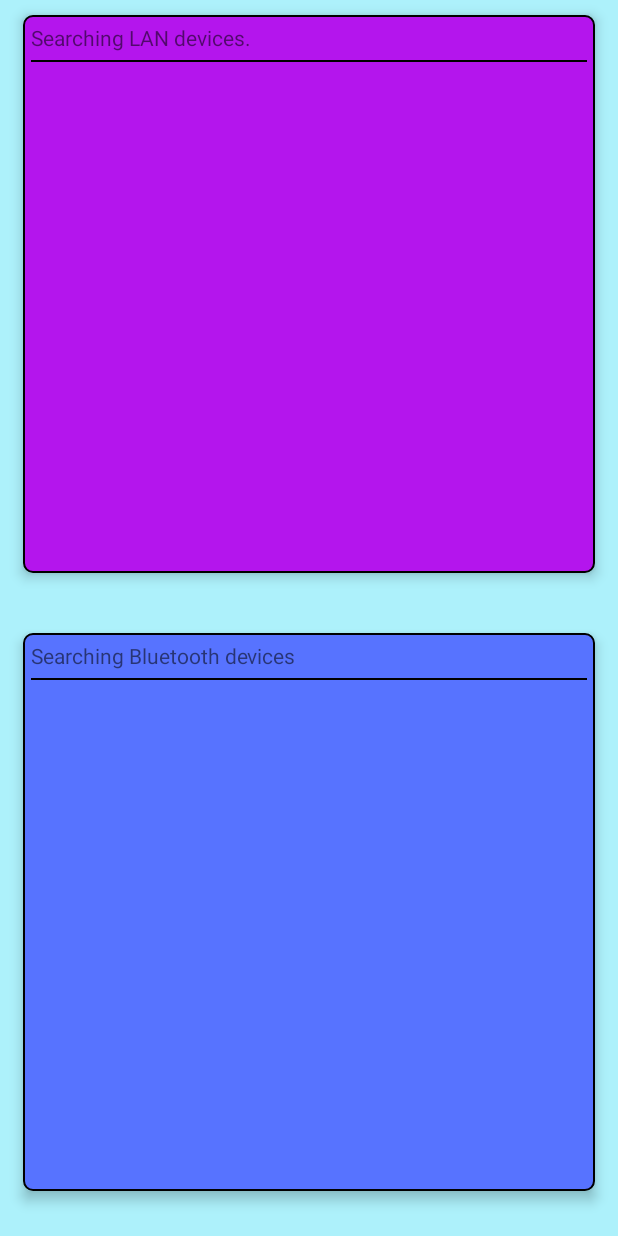
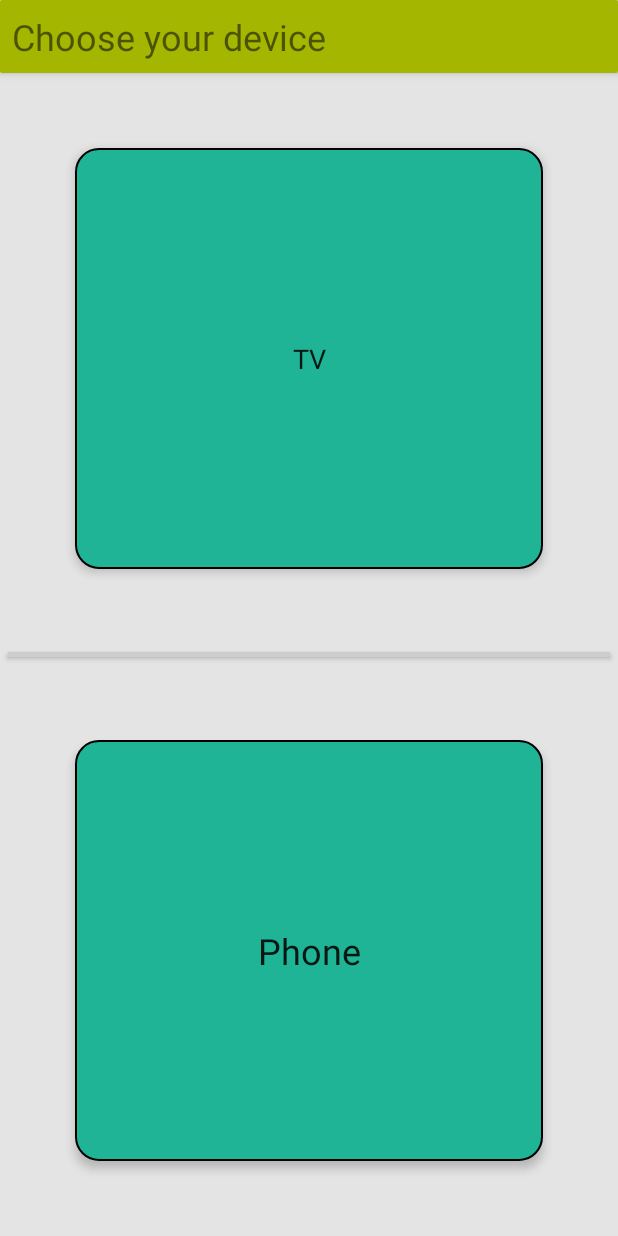
Before and after one commit to mihawk94/GIST_TeleControl, an Android app: the screen it shows after launch (MainActivity), on a phone screen of 412 x 824 dp. Run offline under Robolectric (Android 15) with nearby library versions, the phone set to English and light mode, and no system bars; Roboto replaces fonts that are not available here; 1 statement that could not run was skipped.

Commit message:
Starting with activities

```diff
--- a/app/src/main/AndroidManifest.xml
+++ b/app/src/main/AndroidManifest.xml
@@ -13,9 +13,10 @@
         <activity android:name=".MainActivity">
             <intent-filter>
                 <action android:name="android.intent.action.MAIN"/>
-
                 <category android:name="android.intent.category.LAUNCHER"/>
             </intent-filter>
+        </activity>
+        <activity android:name=".SearchActivity">
         </activity>
     </application>
 
--- /dev/null
+++ b/app/src/main/java/gist/telecontrol/ButtonListener.java
@@ -0,0 +1,28 @@
+package gist.telecontrol;
+
+import android.app.Activity;
+import android.content.Intent;
+import android.view.View;
+
+public class ButtonListener implements View.OnClickListener{
+
+    Activity mActivity;
+
+    public ButtonListener(Activity activity){
+        mActivity = activity;
+    }
+
+    public void onClick(View v) {
+        switch(v.getId()){
+            case R.id.tv_btn:
+                //ServerActivity
+                break;
+            case R.id.phone_btn:
+                Intent i = new Intent(mActivity, SearchActivity.class);
+                mActivity.startActivityForResult(i, ((MainActivity)mActivity).REQUEST_PHONE);
+                break;
+            default:
+                break;
+        }
+    }
+}
--- a/app/src/main/java/gist/telecontrol/Discovering.java
+++ b/app/src/main/java/gist/telecontrol/Discovering.java
@@ -1,3 +1,4 @@
+/*
 package gist.telecontrol;
 
 //Class for searching bluetooth devices
@@ -10,3 +11,4 @@ public class Discovering implements Runnable{
 
     }
 }
+*/
--- a/app/src/main/java/gist/telecontrol/MainActivity.java
+++ b/app/src/main/java/gist/telecontrol/MainActivity.java
@@ -1,53 +1,46 @@
 package gist.telecontrol;
 
-import android.content.Context;
-import android.hardware.Sensor;
-import android.hardware.SensorEvent;
-import android.hardware.SensorEventListener;
-import android.hardware.SensorManager;
-import android.net.Uri;
-import android.os.AsyncTask;
-import android.os.Handler;
-import android.os.Looper;
+import android.graphics.Typeface;
 import android.support.v7.app.AppCompatActivity;
 import android.os.Bundle;
-import android.view.MotionEvent;
-import android.view.View;
-import android.view.Window;
-import android.view.inputmethod.InputMethodManager;
-import android.widget.EditText;
-import android.widget.LinearLayout;
+import android.widget.Button;
 import android.widget.TextView;
-import android.widget.Toast;
-
-import java.io.IOException;
-import java.net.DatagramPacket;
-import java.net.DatagramSocket;
-import java.net.Inet4Address;
-import java.net.InetAddress;
-import java.net.NetworkInterface;
-import java.net.SocketException;
-import java.net.UnknownHostException;
-import java.util.Collections;
-import java.util.Enumeration;
 
 
 public class MainActivity extends AppCompatActivity{
 
-    private Handler handler = new Handler();
-    int count = 0;
+    private ButtonListener mButtonListener;
+    private Button mTvButton, mPhoneButton;
 
-    private SensorManager mSensorManager;
-    private Sensor mSensor;
+    public static final int REQUEST_PHONE = 0;
+    public static final int REQUEST_TV = 1;
 
 
     protected void onCreate(Bundle savedInstanceState) {
         super.onCreate(savedInstanceState);
         setContentView(R.layout.activity_main);
-        TextView lanDevicesSearch = ((TextView)findViewById(R.id.lan_devices_text));
-        LinearLayout lanDevicesView = ((LinearLayout)findViewById(R.id.lan_devices));
-        Thread lanDevicesThread = new Thread(new Networking(handler, lanDevicesSearch, lanDevicesView));
-        lanDevicesThread.start();
+
+        setFonts();
+
+        setButtons();
+
+    }
+
+    public void setFonts(){
+        TextView tv=(TextView)findViewById(R.id.main_title);
+        Typeface face=Typeface.createFromAsset(getAssets(), "fonts/orange_juice_2.ttf");
+        tv.setTypeface(face);
+    }
+
+    public void setButtons(){
+
+        mButtonListener = new ButtonListener(this);
+
+        mTvButton = (Button)findViewById(R.id.tv_btn);
+        mPhoneButton = (Button)findViewById(R.id.phone_btn);
+
+        mTvButton.setOnClickListener(mButtonListener);
+        mPhoneButton.setOnClickListener(mButtonListener);
     }
 
 
@@ -59,28 +52,4 @@ public class MainActivity extends AppCompatActivity{
         super.onPause();
     }
 
-    /*
-    public void onAccuracyChanged(Sensor sensor, int accuracy){
-
-    }
-
-    public void setupAccelerometer(){
-        mSensorManager = (SensorManager) getSystemService(Context.SENSOR_SERVICE);
-        mSensor = mSensorManager.getDefaultSensor(Sensor.TYPE_LINEAR_ACCELERATION);
-        mSensorManager.registerListener(this, mSensor, SensorManager.SENSOR_DELAY_NORMAL);
-    }
-
-    public void onSensorChanged(SensorEvent sensor){
-    }
-    /*
-    /*
-    private Runnable broadcasting = new Runnable(){
-        @Override
-        public void run() {
-            count++;
-            ((TextView)findViewById(R.id.info)).setText("" + count);
-            handler.postDelayed(broadcasting, 500);
-        }
-    };
-    */
 }
--- a/app/src/main/java/gist/telecontrol/Networking.java
+++ b/app/src/main/java/gist/telecontrol/Networking.java
@@ -1,3 +1,4 @@
+/*
 package gist.telecontrol;
 
 import android.content.Context;
@@ -10,9 +11,10 @@ import android.os.Bundle;
 
 public class Networking implements Runnable{
 
-    Handler handler;
-    TextView textDevices;
-    LinearLayout devices;
+    private Handler handler;
+    private TextView textDevices;
+    private LinearLayout devices;
+
 
     public Networking(Handler handler, TextView textDevices, LinearLayout devices){
         this.handler = handler;
@@ -20,8 +22,9 @@ public class Networking implements Runnable{
         this.devices = devices;
     }
     public void run(){
-        handler.post(new Searching(handler, textDevices, devices));
-        Thread requestDevices = new Thread(new Requesting());
+        Thread requestDevices = new Thread(new Requesting(handler, textDevices, devices));
+        Thread listenDevices = new Thread(new Replying());
         Thread discoverDevices = new Thread(new Discovering());
     }
 }
+*/
--- a/app/src/main/java/gist/telecontrol/Searching.java
+++ b/app/src/main/java/gist/telecontrol/SearchUI.java
@@ -1,19 +1,22 @@
+/*
 package gist.telecontrol;
 
 import android.os.Handler;
 import android.widget.LinearLayout;
 import android.widget.TextView;
 import android.view.View;
+import android.widget.Toast;
 
-public class Searching implements Runnable{
+public class SearchUI implements Runnable{
 
+    private String title;
     private Handler handler;
     private TextView textDevices;
     private LinearLayout devices;
-    private final static String LAN = "Searching LAN devices";
     private int count = 0;
 
-    public Searching(Handler handler, TextView textDevices, LinearLayout devices){
+    public SearchUI(String title, Handler handler, TextView textDevices, LinearLayout devices){
+        this.title = title;
         this.handler = handler;
         this.textDevices = textDevices;
         this.devices = devices;
@@ -21,17 +24,18 @@ public class Searching implements Runnable{
 
     public void run(){
         if(count == 0){
-            textDevices.setText(LAN + ".");
+            textDevices.setText(title + ".");
             count++;
         }
         else if(count == 1){
-            textDevices.setText(LAN + "..");
+            textDevices.setText(title + "..");
             count++;
         }
         else{
-            textDevices.setText(LAN + "...");
+            textDevices.setText(title + "...");
             count = 0;
         }
         handler.postDelayed(this, 500);
     }
 }
+*/
--- a/app/src/main/res/drawable/searcher.xml
+++ b/app/src/main/res/drawable/custom_button.xml
@@ -1,7 +1,7 @@
 <?xml version="1.0" encoding="utf-8"?>
 <shape xmlns:android="http://schemas.android.com/apk/res/android"
        android:shape="rectangle" android:padding="10dp">
-    <solid android:color="#FFFFFF"/>
+    <solid android:color="#20b496"/>
     <stroke android:width="1dp" android:color="#000000" />
     <corners android:radius="15dp"/>
 </shape>
--- a/app/src/main/res/drawable/rectshape.xml
+++ /dev/null
@@ -1,5 +0,0 @@
-<shape xmlns:android="http://schemas.android.com/apk/res/android"
-       android:shape="rectangle">
-    <solid android:color="@color/bg" />
-    <corners android:radius="1dp"/>
-</shape>
--- a/app/src/main/res/drawable/rectshape2.xml
+++ /dev/null
@@ -1,5 +0,0 @@
-<shape xmlns:android="http://schemas.android.com/apk/res/android"
-       android:shape="rectangle">
-    <solid android:color="@color/bg" />
-    <corners android:radius="1dp"/>
-</shape>
--- a/app/src/main/res/drawable/rectshape3.xml
+++ /dev/null
@@ -1,5 +0,0 @@
-<shape xmlns:android="http://schemas.android.com/apk/res/android"
-       android:shape="rectangle">
-    <solid android:color="@color/bg3" />
-    <corners android:radius="1dp"/>
-</shape>
--- /dev/null
+++ b/app/src/main/res/drawable/title_bg.xml
@@ -0,0 +1,6 @@
+<?xml version="1.0" encoding="utf-8"?>
+<shape xmlns:android="http://schemas.android.com/apk/res/android"
+       android:shape="rectangle" android:padding="10dp">
+    <solid android:color="#a4b600"/>
+    <corners android:radius="1dp"/>
+</shape>
--- a/app/src/main/res/layout/activity_main.xml
+++ b/app/src/main/res/layout/activity_main.xml
@@ -3,65 +3,63 @@
               android:layout_width="match_parent"
               android:layout_height="match_parent"
               android:orientation="vertical"
-              android:background="#adf1fb">
+              android:background="#e4e4e4">
+    <LinearLayout
+        android:layout_width="match_parent"
+        android:layout_height="wrap_content"
+        android:gravity="left"
+        android:elevation="4dp"
+        android:padding="8dp"
+        android:background="@drawable/title_bg"
+        android:clipToPadding="false">
+        <TextView
+            android:id="@+id/main_title"
+            android:layout_width="wrap_content"
+            android:layout_height="wrap_content"
+            android:textSize="24sp"
+            android:elevation="2dp"
+            android:text="Choose your device"/>
+    </LinearLayout>
     <LinearLayout
         android:layout_width="match_parent"
         android:layout_height="match_parent"
         android:layout_weight="1"
-        android:paddingTop="10dp"
-        android:paddingBottom="30dp"
-        android:paddingLeft="15dp"
-        android:paddingRight="15dp"
+        android:padding="50dp"
         android:clipToPadding="false">
-        <LinearLayout
-            android:id="@+id/lan_devices"
+        <Button
+            android:id="@+id/tv_btn"
             android:layout_width="match_parent"
             android:layout_height="match_parent"
-            android:background="@drawable/lan_dbox"
-            android:elevation="5dp"
-            android:padding="5dp"
-            android:orientation="vertical">
-            <TextView
-                android:id="@+id/lan_devices_text"
-                android:layout_width="wrap_content"
-                android:layout_height="wrap_content"
-                android:text="Searching LAN devices"/>
-            <View
-                android:background="#000000"
-                android:layout_width="match_parent"
-                android:layout_marginTop="5dp"
-                android:layout_height="1dp">
-            </View>
-        </LinearLayout>
+            android:background="@drawable/custom_button"
+            android:elevation="4dp"
+            android:textSize="18dp"
+            android:gravity="center"
+            android:text="TV"/>
+    </LinearLayout>
+    <LinearLayout
+        android:layout_width="wrap_content"
+        android:layout_height="wrap_content"
+        android:clipToPadding="false"
+        android:padding="5dp">
+        <View android:background="#ffcdcdcd"
+              android:layout_width="match_parent"
+              android:layout_height="3dp"
+              android:elevation="2dp"/>
     </LinearLayout>
     <LinearLayout
         android:layout_width="match_parent"
+        android:layout_height="match_parent"
         android:layout_weight="1"
-        android:layout_height="match_parent"
-        android:paddingTop="10dp"
-        android:paddingBottom="30dp"
-        android:paddingLeft="15dp"
-        android:paddingRight="15dp"
+        android:padding="50dp"
         android:clipToPadding="false">
-        <LinearLayout
-                    android:id="@+id/bt_devices"
-                    android:layout_width="match_parent"
-                    android:layout_height="match_parent"
-                    android:background="@drawable/bt_dbox"
-                    android:elevation="5dp"
-                    android:padding="5dp"
-                    android:orientation="vertical">
-            <TextView
-                android:id="@+id/bt_devices_text"
-                android:layout_width="wrap_content"
-                android:layout_height="wrap_content"
-                android:text="Searching Bluetooth devices"/>
-            <View
-                android:background="#000000"
-                android:layout_width="match_parent"
-                android:layout_marginTop="5dp"
-                android:layout_height="1dp">
-            </View>
-        </LinearLayout>
+        <Button
+            android:id="@+id/phone_btn"
+            android:layout_width="match_parent"
+            android:layout_height="match_parent"
+            android:background="@drawable/custom_button"
+            android:elevation="4dp"
+            android:textSize="24dp"
+            android:gravity="center"
+            android:text="Phone"/>
     </LinearLayout>
 </LinearLayout>
```
Also changed, not shown: app/src/main/java/gist/telecontrol/Replying.java (added, +19 -0 lines), app/src/main/java/gist/telecontrol/Requesting.java (+49 -2 lines), app/src/main/java/gist/telecontrol/SearchActivity.java (added, +56 -0 lines), app/src/main/res/layout/activity_search.xml (added, +93 -0 lines), app/src/main/assets/fonts/Arkitech_Bold.ttf (renamed from app/src/main/assets/fonts/Arkitech Bold.ttf), app/src/main/res/drawable/apptheme.png (deleted), 1 other file.
